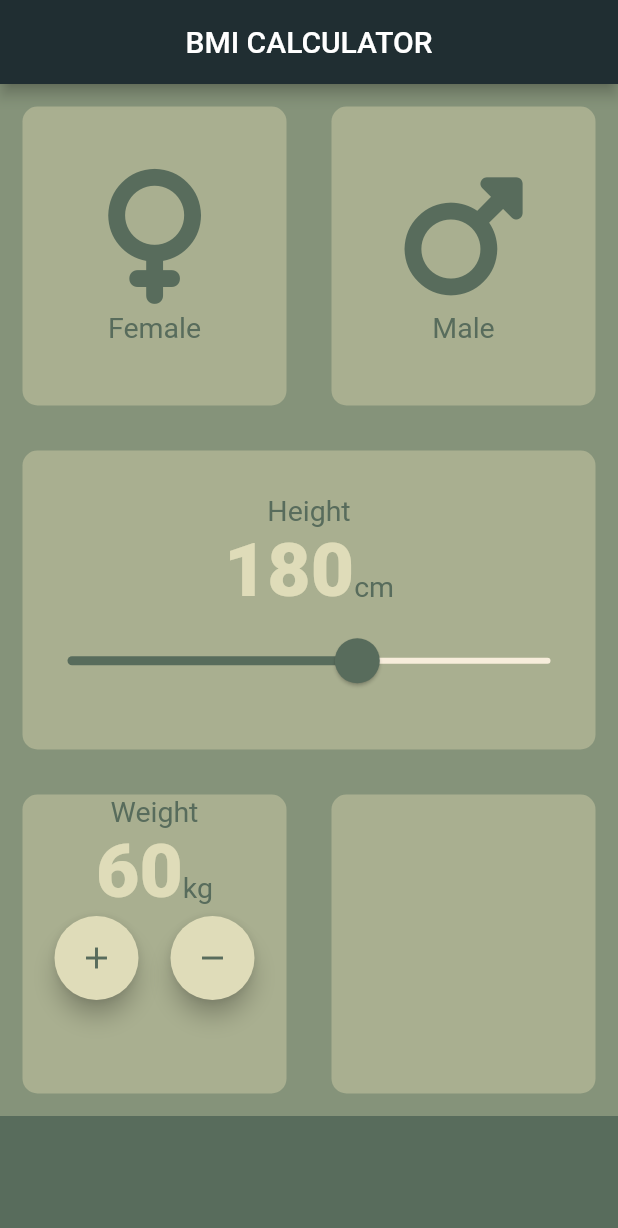
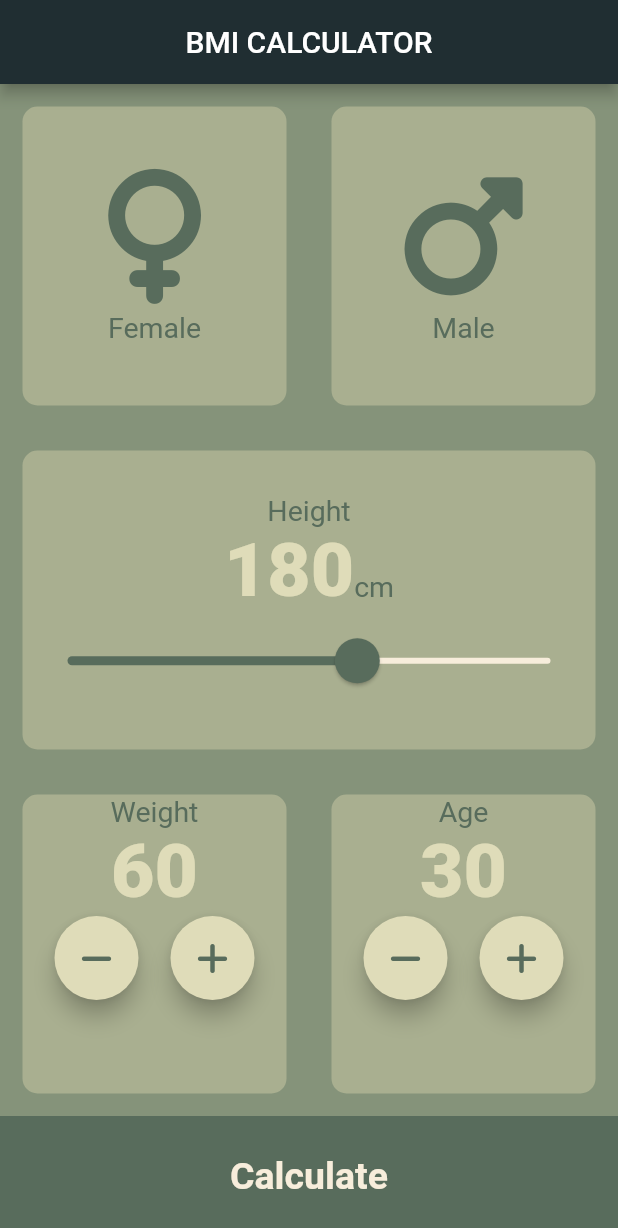
Before and after one commit to zahraakbari1234/flutterclassrepo, a Flutter app: the screen it shows after launch, on a phone screen of 412 x 824 dp. Shown: the top 1228 px of the screen. Run offline on Flutter 3.47's test engine with Material 2 defaults, Android fonts, the phone set to English and light mode, and no system bars; our stand-ins replace audioplayers, font_awesome_flutter.

Commit message:
end_session_11

```diff
--- /dev/null
+++ b/bmi_cal_app/lib/components/calc_button.dart
@@ -0,0 +1,29 @@
+import 'package:flutter/material.dart';
+import '../constants.dart';
+
+class CalcButton extends StatelessWidget {
+  final VoidCallback onTap;
+  final String titleButton;
+  const CalcButton({required this.onTap, required this.titleButton});
+
+  @override
+  Widget build(BuildContext context) {
+    return GestureDetector(
+      onTap: onTap,
+      child: Container(
+        child: Center(
+          child: Text(
+            titleButton,
+            style: const TextStyle(
+                color: Color(0xfff7eddb),
+                fontSize: 25,
+                fontWeight: FontWeight.bold),
+          ),
+        ),
+        color: KButton_color,
+        width: double.infinity,
+        height: KButton_container_height,
+      ),
+    );
+  }
+}
--- /dev/null
+++ b/bmi_cal_app/lib/components/icon_content.dart
@@ -0,0 +1,28 @@
+import 'package:flutter/material.dart';
+import '../constants.dart';
+
+class IconContent extends StatelessWidget {
+  final IconData icon;
+  final String label;
+  const IconContent({required this.icon , required this.label});
+
+  @override
+  Widget build(BuildContext context) {
+    return Column(
+      mainAxisAlignment: MainAxisAlignment.center,
+      children:  [
+        Icon(icon,
+          color: KButton_color,
+          size: 90,
+        ),
+        const SizedBox(
+          height: 5,
+        ),
+        Text(
+          label,
+          style: KLabel_TextStyle,
+        )
+      ],
+    );
+  }
+}
--- /dev/null
+++ b/bmi_cal_app/lib/components/round_icon_button.dart
@@ -0,0 +1,27 @@
+import 'package:flutter/material.dart';
+
+class RoundIconButton extends StatelessWidget {
+  RoundIconButton({this.icon, this.iconColor, this.onPressed});
+  final IconData? icon;
+  final Color? iconColor;
+  final VoidCallback? onPressed;
+  // final void Function()? onpressed ;
+
+  @override
+  Widget build(BuildContext context) {
+    return RawMaterialButton(
+      onPressed: onPressed,
+      child: Icon(
+        icon,
+        color: iconColor,
+      ),
+      elevation: 6,
+      constraints: const BoxConstraints.tightFor(
+        width: 56.0,
+        height: 56.0,
+      ),
+      shape: const CircleBorder(),
+      fillColor: const Color(0xffdfdcb9),
+    );
+  }
+}
--- a/bmi_cal_app/lib/icon_content.dart
+++ /dev/null
@@ -1,28 +0,0 @@
-import 'package:flutter/material.dart';
-import 'constants.dart';
-
-class IconContent extends StatelessWidget {
-  final IconData icon;
-  final String label;
-  const IconContent({required this.icon , required this.label});
-
-  @override
-  Widget build(BuildContext context) {
-    return Column(
-      mainAxisAlignment: MainAxisAlignment.center,
-      children:  [
-        Icon(icon,
-          color: KButton_color,
-          size: 90,
-        ),
-        const SizedBox(
-          height: 5,
-        ),
-        Text(
-          label,
-          style: KLabel_TextStyle,
-        )
-      ],
-    );
-  }
-}
--- a/bmi_cal_app/lib/input_page.dart
+++ /dev/null
@@ -1,160 +0,0 @@
-import 'package:bmi_cal_start/reuseable_card.dart';
-import 'package:flutter/material.dart';
-import 'package:font_awesome_flutter/font_awesome_flutter.dart';
-import 'icon_content.dart';
-import 'constants.dart';
-
-enum Gender { male, female }
-
-class InputPage extends StatefulWidget {
-  @override
-  _InputPageState createState() => _InputPageState();
-}
-
-class _InputPageState extends State<InputPage> {
-  Gender? selected_gender;
-  int height = 180;
-  int weight = 60;
-
-  @override
-  Widget build(BuildContext context) {
-    return Scaffold(
-      appBar: AppBar(
-        backgroundColor: const Color(0XFF202e32),
-        title: const Center(child: Text('BMI CALCULATOR')),
-      ),
-      body: Column(crossAxisAlignment: CrossAxisAlignment.stretch, children: [
-        //گذاشتن این expanded ها باعث responsive شدن UI می شود
-        Expanded(
-          child: Row(
-            children: [
-              Expanded(
-                child: ReuseableCard(
-                  onPress: () {
-                    setState(() {
-                      selected_gender = Gender.female;
-                    });
-                  },
-                  color: selected_gender == Gender.female
-                      ? KActive_color
-                      : KInactive_color,
-                  cardChild: const IconContent(
-                    label: "Female",
-                    icon: FontAwesomeIcons.venus,
-                  ),
-                ),
-              ),
-              Expanded(
-                child: ReuseableCard(
-                  onPress: () {
-                    setState(() {
-                      selected_gender = Gender.male;
-                    });
-                  },
-                  color: selected_gender == Gender.male
-                      ? KActive_color
-                      : KInactive_color,
-                  cardChild: const IconContent(
-                    label: "Male",
-                    icon: FontAwesomeIcons.mars,
-                  ),
-                ),
-              )
-            ],
-          ),
-        ),
-        Expanded(
-          child: ReuseableCard(
-            color: KInactive_color,
-            cardChild: Column(
-              mainAxisAlignment: MainAxisAlignment.center,
-              children: [
-                const Text(
-                  "Height",
-                  style: KLabel_TextStyle,
-                ),
-                Row(
-                  mainAxisAlignment: MainAxisAlignment.center,
-                  crossAxisAlignment: CrossAxisAlignment.baseline,
-                  textBaseline: TextBaseline
-                      .alphabetic, //when using baseline ... base should be mentioned
-                  children: [
-                    Text(height.toString(), style: KNumberl_TextStyle),
-                    const Text("cm", style: KLabel_TextStyle),
-                  ],
-                ),
-                SliderTheme(
-                  data: SliderTheme.of(context).copyWith(
-                      thumbShape:
-                          const RoundSliderThumbShape(enabledThumbRadius: 15),
-                      overlayShape: RoundSliderOverlayShape(overlayRadius: 30)),
-                  child: Slider(
-                      min: 120.0,
-                      max: 220.0,
-                      activeColor: KButton_color,
-                      inactiveColor: KActive_color,
-                      value: height.toDouble(),
-                      onChanged: (double value) {
-                        setState(() {
-                          height = value.round();
-                        });
-                      }),
-                )
-              ],
-            ),
-          ),
-        ),
-        Expanded(
-            child: Row(
-          children:  [
-            Expanded(
-              child: ReuseableCard(color: KInactive_color,
-              cardChild: Column(
-                children: [
-                  const Text("Weight", style: KLabel_TextStyle),
-                  Row(
-                    mainAxisAlignment: MainAxisAlignment.center,
-                    crossAxisAlignment: CrossAxisAlignment.baseline,
-                    textBaseline: TextBaseline.alphabetic,
-                    children: [
-                      Text(weight.toString() , style: KNumberl_TextStyle),
-                      const Text("kg",style: KLabel_TextStyle)
-                    ],
-                  ),
-                  Row(
-                    mainAxisAlignment: MainAxisAlignment.spaceEvenly,
-                    children: [
-                      FloatingActionButton(
-                        onPressed: (){},
-                        backgroundColor: const Color(0xffdfdcb9),
-                        child: Icon(Icons.add,
-                        color: KButton_color,
-                        ),
-                      ),
-                      FloatingActionButton(
-                        onPressed: (){},
-                        backgroundColor: const Color(0xffdfdcb9),
-                        child: Icon(Icons.remove,
-                          color: KButton_color,
-                        ),
-                      ),
-                    ],
-                  )
-                ],
-              ),
-              ),
-            ),
-            Expanded(
-              child: ReuseableCard(color: KInactive_color),
-            ),
-          ],
-        )),
-        Container(
-          color: KButton_color,
-          width: double.infinity,
-          height: KButton_container_height,
-        )
-      ]),
-    );
-  }
-}
--- a/bmi_cal_app/lib/main.dart
+++ b/bmi_cal_app/lib/main.dart
@@ -1,5 +1,5 @@
 import 'package:flutter/material.dart';
-import 'input_page.dart';
+import 'screens/input_page.dart';
 
 void main() => runApp(BMICalculator());
 
--- /dev/null
+++ b/bmi_cal_app/lib/screens/input_page.dart
@@ -0,0 +1,199 @@
+import 'package:bmi_cal_start/screens/result_page.dart';
+import 'package:bmi_cal_start/components/reuseable_card.dart';
+import 'package:flutter/material.dart';
+import 'package:font_awesome_flutter/font_awesome_flutter.dart';
+import '../components/icon_content.dart';
+import '../constants.dart';
+import '../components/round_icon_button.dart';
+import '../components/calc_button.dart';
+
+enum Gender { male, female }
+
+class InputPage extends StatefulWidget {
+  @override
+  _InputPageState createState() => _InputPageState();
+}
+
+class _InputPageState extends State<InputPage> {
+  Gender? selectedGender;
+  int height = 180;
+  int weight = 60;
+  int age = 30;
+
+  @override
+  Widget build(BuildContext context) {
+    return Scaffold(
+      appBar: AppBar(
+        backgroundColor: const Color(0XFF202e32),
+        title: const Center(child: Text('BMI CALCULATOR')),
+      ),
+      body: Column(crossAxisAlignment: CrossAxisAlignment.stretch, children: [
+        //گذاشتن این expanded ها باعث responsive شدن UI می شود
+        Expanded(
+          child: Row(
+            children: [
+              Expanded(
+                child: ReuseableCard(
+                  onPress: () {
+                    setState(() {
+                      selectedGender = Gender.female;
+                    });
+                  },
+                  color: selectedGender == Gender.female
+                      ? KActive_color
+                      : KInactive_color,
+                  cardChild: const IconContent(
+                    label: "Female",
+                    icon: FontAwesomeIcons.venus,
+                  ),
+                ),
+              ),
+              Expanded(
+                child: ReuseableCard(
+                  onPress: () {
+                    setState(() {
+                      selectedGender = Gender.male;
+                    });
+                  },
+                  color: selectedGender == Gender.male
+                      ? KActive_color
+                      : KInactive_color,
+                  cardChild: const IconContent(
+                    label: "Male",
+                    icon: FontAwesomeIcons.mars,
+                  ),
+                ),
+              )
+            ],
+          ),
+        ),
+        Expanded(
+          child: ReuseableCard(
+            color: KInactive_color,
+            cardChild: Column(
+              mainAxisAlignment: MainAxisAlignment.center,
+              children: [
+                const Text(
+                  "Height",
+                  style: KLabel_TextStyle,
+                ),
+                Row(
+                  mainAxisAlignment: MainAxisAlignment.center,
+                  crossAxisAlignment: CrossAxisAlignment.baseline,
+                  textBaseline: TextBaseline
+                      .alphabetic, //when using baseline ... base should be mentioned
+                  children: [
+                    Text(height.toString(), style: KNumberl_TextStyle),
+                    const Text("cm", style: KLabel_TextStyle),
+                  ],
+                ),
+                SliderTheme(
+                  data: SliderTheme.of(context).copyWith(
+                      thumbShape:
+                          const RoundSliderThumbShape(enabledThumbRadius: 15),
+                      overlayShape: RoundSliderOverlayShape(overlayRadius: 30)),
+                  child: Slider(
+                      min: 120.0,
+                      max: 220.0,
+                      activeColor: KButton_color,
+                      inactiveColor: KActive_color,
+                      value: height.toDouble(),
+                      onChanged: (double value) {
+                        setState(() {
+                          height = value.round();
+                        });
+                      }),
+                )
+              ],
+            ),
+          ),
+        ),
+        Expanded(
+            child: Row(
+          children: [
+            Expanded(
+              child: ReuseableCard(
+                color: KInactive_color,
+                cardChild: Column(
+                  children: [
+                    const Text("Weight", style: KLabel_TextStyle),
+                    Text(weight.toString(), style: KNumberl_TextStyle),
+                    Row(
+                      mainAxisAlignment: MainAxisAlignment.spaceEvenly,
+                      children: [
+                        RoundIconButton(
+                          icon: FontAwesomeIcons.minus,
+                          iconColor: KButton_color,
+                          onPressed: () {
+                            setState(() {
+                              weight--;
+                            });
+                          },
+                        ),
+                        RoundIconButton(
+                          icon: FontAwesomeIcons.plus,
+                          iconColor: KButton_color,
+                          onPressed: () {
+                            setState(() {
+                              weight++;
+                            });
+                          },
+                        ),
+                      ],
+                    )
+                  ],
+                ),
+              ),
+            ),
+            Expanded(
+              child: ReuseableCard(
+                color: KInactive_color,
+                cardChild: Column(
+                  children: [
+                    const Text("Age", style: KLabel_TextStyle),
+                    Text(age.toString(), style: KNumberl_TextStyle),
+                    Row(
+                      mainAxisAlignment: MainAxisAlignment.spaceEvenly,
+                      children: [
+                        RoundIconButton(
+                          icon: FontAwesomeIcons.minus,
+                          iconColor: KButton_color,
+                          onPressed: () {
+                            setState(() {
+                              age--;
+                            });
+                          },
+                        ),
+                        RoundIconButton(
+                          icon: FontAwesomeIcons.plus,
+                          iconColor: KButton_color,
+                          onPressed: () {
+                            setState(() {
+                              age++;
+                            });
+                          },
+                        ),
+                      ],
+                    )
+                  ],
+                ),
+              ),
+            ),
+          ],
+        )),
+
+        CalcButton(
+          onTap: () {
+            Navigator.push(
+              context,
+              MaterialPageRoute(
+                builder: (context) => const ResultPage(),
+              ),
+            );
+          },
+          titleButton: 'Calculate',
+        ),
+      ]),
+    );
+  }
+}
```
Also changed, not shown: bmi_cal_app/lib/constants.dart (+8 -0 lines), bmi_cal_app/lib/screens/result_page.dart (added, +63 -0 lines), bmi_cal_app/lib/components/reuseable_card.dart (renamed from bmi_cal_app/lib/reuseable_card.dart).
